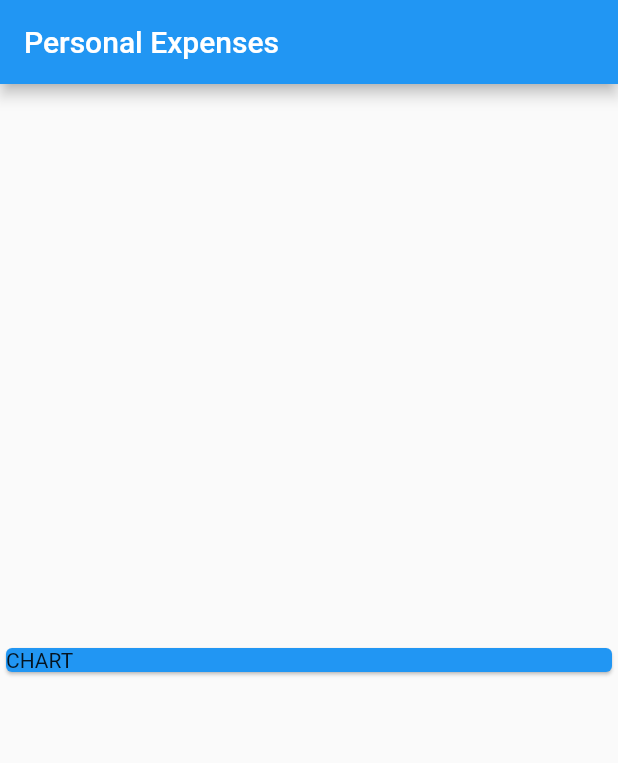
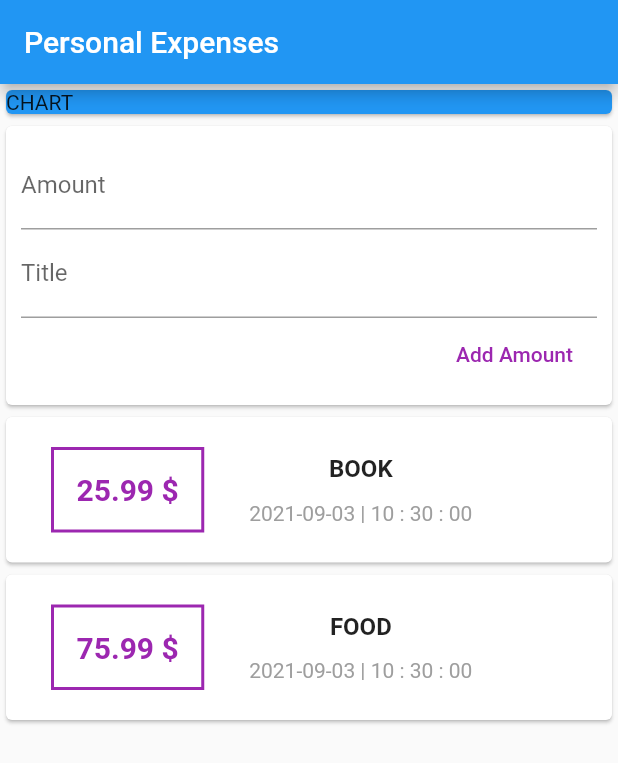
Before and after one commit to MeTi-DeV/Personal-Expenses-flutter, a Flutter app: the screen it shows after launch, on a phone screen of 412 x 824 dp. Shown: the top 763 px of the screen. Run offline on Flutter 3.47's test engine with Material 2 defaults, Android fonts, the phone set to English and light mode, and no system bars.

Commit message:
add amount handller and add SingleChildScrollVie

```diff
--- a/lib/main.dart
+++ b/lib/main.dart
@@ -1,6 +1,5 @@
 import 'package:flutter/material.dart';
-
-import 'models/transaction.dart';
+import './widgets/user_transactions.dart';
 
 void main() => runApp(MyApp());
 
@@ -18,8 +17,9 @@ class MyHomePage extends StatelessWidget {
   Widget build(BuildContext context) {
     return Scaffold(
       appBar: AppBar(title: Text('Personal Expenses')),
-      body: Column(
-        mainAxisAlignment: MainAxisAlignment.spaceAround,
+      body: SingleChildScrollView(
+        child: Column(
+          // mainAxisAlignment: MainAxisAlignment.spaceAround,
           crossAxisAlignment: CrossAxisAlignment.start,
           children: [
             Container(
@@ -29,7 +29,9 @@ class MyHomePage extends StatelessWidget {
                 child: Text('CHART'),
               ),
             ),
+            UserTransaction()
           ],
+        ),
       ),
     );
   }
--- a/lib/models/transaction.dart
+++ b/lib/models/transaction.dart
@@ -1,11 +1,14 @@
+
+
 class Transaction {
   String id;
   String title;
   double amount;
   DateTime date;
-  Transaction(
-      {required this.id,
-      required this.title,
-      required this.amount,
-      required this.date});
+  Transaction({
+    required this.id,
+    required this.title,
+    required this.amount,
+    required this.date,
+  });
 }
--- a/lib/widgets/new_transaction.dart
+++ b/lib/widgets/new_transaction.dart
@@ -1,51 +1,41 @@
 import 'package:flutter/material.dart';
 
-class New_Transaction extends StatelessWidget {
-  // String titleInput = '';
-  // String amountInput = '';
-  //*****   use TextEditingController its make more safety  variable as String variables *****/
-  final titleConroller = TextEditingController();
-  final amountConroller = TextEditingController();
+class NewTransaction extends StatelessWidget {
+  final Function addTxHandller;
+
+  final titleController = TextEditingController();
+  final amountController = TextEditingController();
+  NewTransaction(this.addTxHandller);
   @override
   Widget build(BuildContext context) {
     return Card(
+      child: Container(
+        padding: EdgeInsets.all(10),
         child: Column(
           crossAxisAlignment: CrossAxisAlignment.end,
           children: [
             TextField(
+              decoration: InputDecoration(labelText: 'Amount'),
+              controller: titleController,
+            ),
+            TextField(
                 decoration: InputDecoration(
                   labelText: 'Title',
                 ),
-              controller: amountConroller
-// * comment line 50 till 52 because I use TextEditingController() class for Title
+                controller: amountController),
 
-              // onChanged: (value) {
-              //   titleInput = value;
-              // },
 
-              ),
-          TextField(
-            decoration: InputDecoration(labelText: 'Amount'),
-            controller: titleConroller,
-
-// * comment line 61 till 63 because I use TextEditingController() class for Amount
-
-            // onChanged: (value) {
-            //   amountInput = value;
-            // },
-          ),
-          Container(
-            margin: EdgeInsets.symmetric(vertical: 15, horizontal: 5),
-            child: FlatButton(
+              FlatButton(
                 textColor: Colors.purple,
                 onPressed: () {
-                print(amountConroller.text);
-                print(titleConroller.text);
+                  addTxHandller(
+                      titleController.text, double.parse(amountController.value.text));
                 },
                 child: Text('Add Amount'),
               ),
-          )
+
           ],
+        ),
       ),
     );
   }
--- a/lib/widgets/transaction_list.dart
+++ b/lib/widgets/transaction_list.dart
@@ -2,12 +2,15 @@ import 'package:flutter/material.dart';
 import 'package:intl/intl.dart';
 import '../models/transaction.dart';
 
-class Transaction_List extends StatelessWidget {
+class TransactionList extends StatelessWidget {
   final List<Transaction> transactions;
-  Transaction_List(this.transactions);
+  TransactionList(this.transactions);
   @override
   Widget build(BuildContext context) {
-    return Column(
+    return Container(
+      height:700,
+      child: SingleChildScrollView(
+        child: Column(
           children: transactions.map((tx) {
             return (Card(
               child: Row(
@@ -18,8 +21,7 @@ class Transaction_List extends StatelessWidget {
                         border: Border.all(color: Colors.purple, width: 2)),
                     margin: EdgeInsets.symmetric(horizontal: 30, vertical: 20),
 
-                //if  use ${} then our variable will be toString automatically by Dart and for this $ we have to  put  our code between '' or ""
-                // second $ means i just use it as dollar sign icon
+
                     child: Text('${tx.amount} \$',
                         style: TextStyle(
                             color: Colors.purple,
@@ -29,16 +31,16 @@ class Transaction_List extends StatelessWidget {
                   Column(
                     children: [
                       Container(
+
                         padding: EdgeInsets.only(bottom: 12),
                         child: Text(tx.title.toUpperCase(),
                             style: TextStyle(
                                 fontSize: 16, fontWeight: FontWeight.bold)),
                       ),
 
-                  //use Intl package here to use as DateFormat its change date format to String automatically
 
                       Container(
-                      child: Text(DateFormat.yMMMMEEEEd().format(tx.date),
+                          child: Text(DateFormat('yyyy-MM-dd | hh : mm : ss').format(tx.date),
                               style: TextStyle(color: Colors.grey)))
                     ],
                   )
@@ -46,6 +48,8 @@ class Transaction_List extends StatelessWidget {
               ),
             ));
           }).toList(),
+        ),
+      ),
     );
   }
 }
--- a/lib/widgets/user_transactions.dart
+++ b/lib/widgets/user_transactions.dart
@@ -2,23 +2,35 @@ import 'package:flutter/material.dart';
 import './transaction_list.dart';
 import './new_transaction.dart';
 import '../models/transaction.dart';
-class User_Transaction extends StatefulWidget {
+
+class UserTransaction extends StatefulWidget {
   @override
-  _User_TransactionState createState() => _User_TransactionState();
+  _UserTransactionState createState() => _UserTransactionState();
 }
 
-class _User_TransactionState extends State<User_Transaction> {
-
- final List<Transaction> _userTransactions = [
+class _UserTransactionState extends State<UserTransaction> {
+  final List<Transaction> _userTransactions = [
     Transaction(id: 't1', title: 'book', amount: 25.99, date: DateTime.now()),
     Transaction(id: 't2', title: 'food', amount: 75.99, date: DateTime.now()),
   ];
+  void _addNewTransaction(String txTitle, double txAmount) {
+    final newTx = Transaction(
+      id: DateTime.now().toString(),
+      title: txTitle,
+      amount: txAmount,
+      date: DateTime.now(),
+    );
+    setState((){
+_userTransactions.add(newTx);
+  });
+  }
+
 
   @override
   Widget build(BuildContext context) {
     return Column(children: [
-      New_Transaction(),
-      Transaction_List(_userTransactions),
+      NewTransaction(_addNewTransaction),
+      TransactionList(_userTransactions),
     ]);
   }
 }
```
Lines whose indentation alone changed are shown as unchanged.
